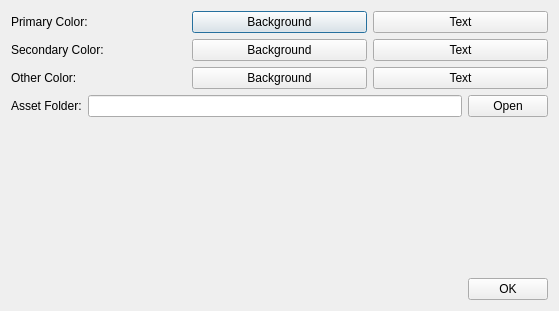
First picture: the form in settingdialog.ui, repository xiaoyuanyangxu/sportroom-qt, before the edit.
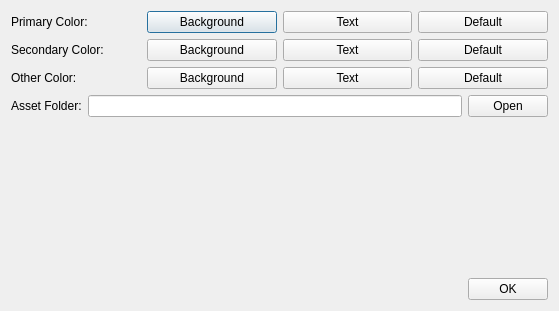
Second picture: the form after the edit.

Commit message: default color and windows closing

The edit to the form file:
```diff
--- a/settingdialog.ui
+++ b/settingdialog.ui
@@ -43,6 +43,13 @@
        </property>
       </widget>
      </item>
+     <item>
+      <widget class="QPushButton" name="primaryDefaultPushButton">
+       <property name="text">
+        <string>Default</string>
+       </property>
+      </widget>
+     </item>
     </layout>
    </item>
    <item>
@@ -68,6 +75,13 @@
        </property>
       </widget>
      </item>
+     <item>
+      <widget class="QPushButton" name="secondaryDefaultPushButton">
+       <property name="text">
+        <string>Default</string>
+       </property>
+      </widget>
+     </item>
     </layout>
    </item>
    <item>
@@ -93,6 +107,13 @@
        </property>
       </widget>
      </item>
+     <item>
+      <widget class="QPushButton" name="otherDefaultPushButton">
+       <property name="text">
+        <string>Default</string>
+       </property>
+      </widget>
+     </item>
     </layout>
    </item>
    <item>
```
The commit also changes 11 other files.
